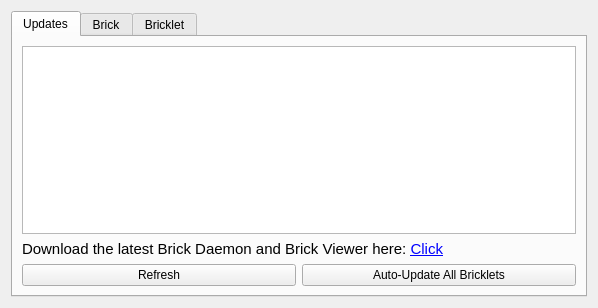
Qt form src/brickv/ui/flashing.ui (Tinkerforge/brickv) before a commit.
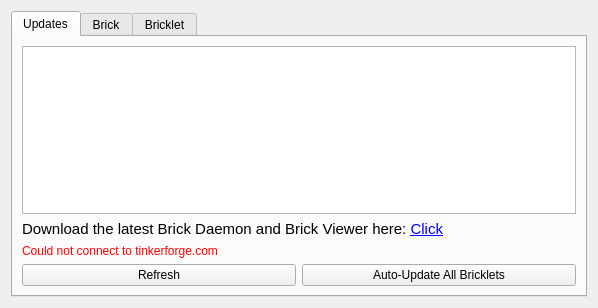
The same form after that commit.

Commit message: Handle no-internet-connection case probably in updates dialog

The edit to the form file:
```diff
--- a/src/brickv/ui/flashing.ui
+++ b/src/brickv/ui/flashing.ui
@@ -51,6 +51,16 @@
          </property>
         </widget>
        </item>
+       <item>
+        <widget class="QLabel" name="no_connection_label">
+         <property name="styleSheet">
+          <string notr="true">color:red;</string>
+         </property>
+         <property name="text">
+          <string>Could not connect to tinkerforge.com</string>
+         </property>
+        </widget>
+       </item>
        <item>
         <layout class="QHBoxLayout" name="horizontalLayout_2">
          <item>
```
Left out of the diff: 2 changed lines with no effect on the pictures. The commit also changes 1 other file.
